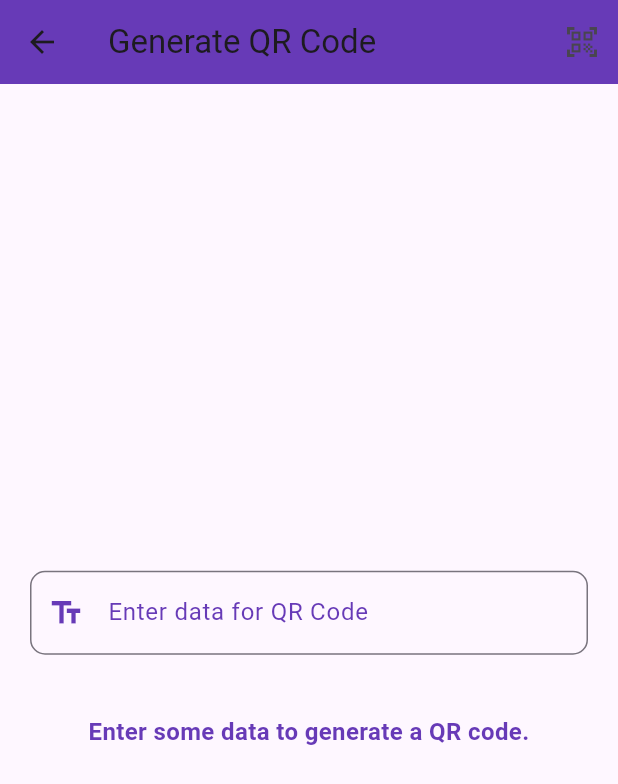
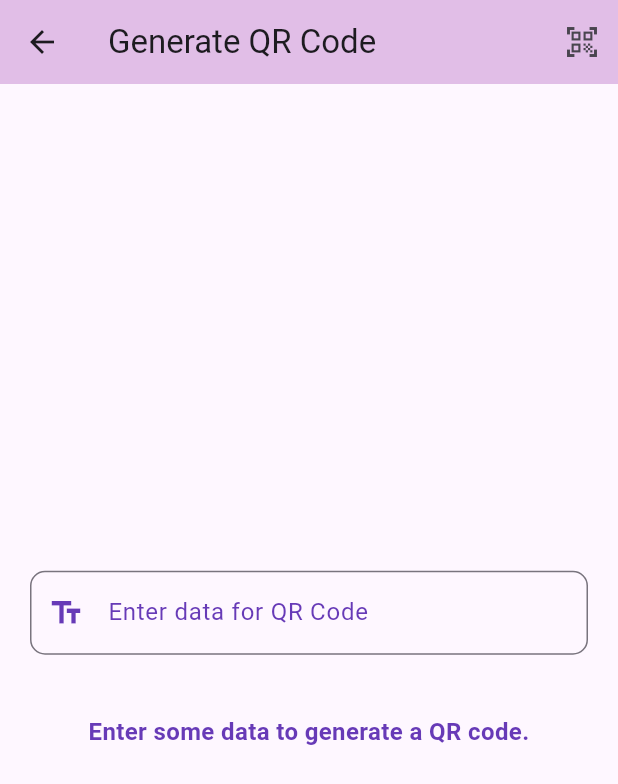
Before and after one commit to codeby-vikrant/Task-5-QR-Scanner-App, a Flutter app: the GenerateCodeScreen screen opened by its route, on a phone screen of 412 x 824 dp. Shown: the top 784 px of the screen. Run offline on Flutter 3.47's test engine with Material 3 defaults, Android fonts, the phone set to English and light mode, and no system bars; our stand-ins replace pretty_qr_code; missing offline and left inert: mobile_scanner.

Commit message:
minor updates

```diff
--- a/lib/screens/generate_code.dart
+++ b/lib/screens/generate_code.dart
@@ -15,7 +15,7 @@ class _GenerateCodeScreenState extends State<GenerateCodeScreen> {
   Widget build(BuildContext context) {
     return Scaffold(
       appBar: AppBar(
-        backgroundColor: Colors.deepPurple,
+        backgroundColor: Colors.purple[100],
         title: const Text("Generate QR Code"),
         actions: [
           IconButton(
```
